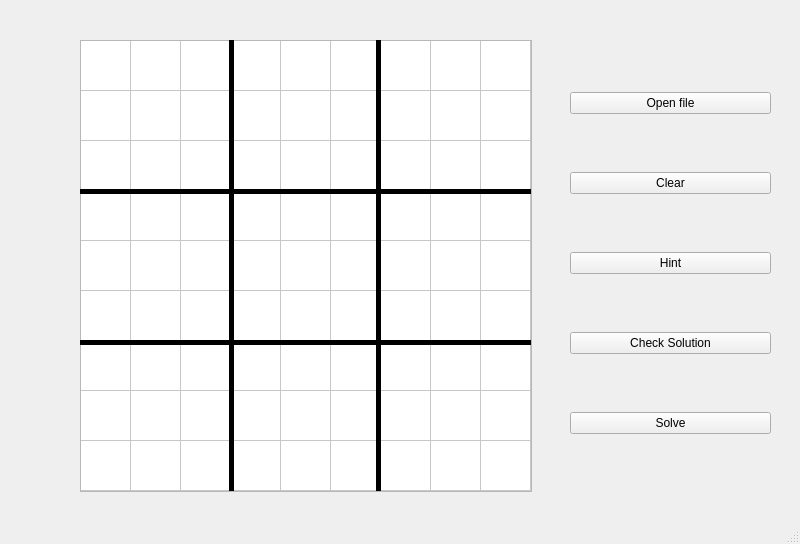
Above: mainwindow.ui from Thoxsam/SudokuSolver before the change. Below: the same form after it.
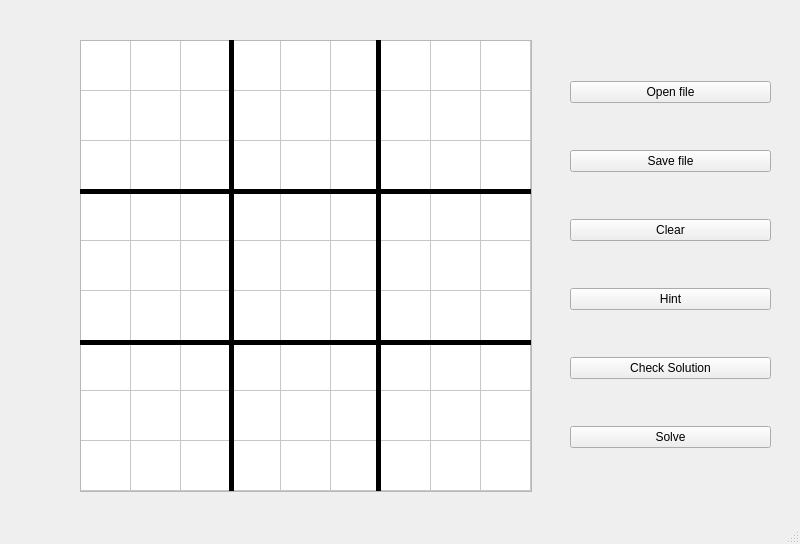
That is the form after the change.

Commit message: Added open/save dialog

The edit to the form file:
```diff
--- a/mainwindow.ui
+++ b/mainwindow.ui
@@ -40,6 +40,13 @@
        </property>
       </widget>
      </item>
+     <item>
+      <widget class="QPushButton" name="saveButton">
+       <property name="text">
+        <string>Save file</string>
+       </property>
+      </widget>
+     </item>
      <item>
       <widget class="QPushButton" name="clearButton">
        <property name="text">
```
The commit also changes 4 other files.
